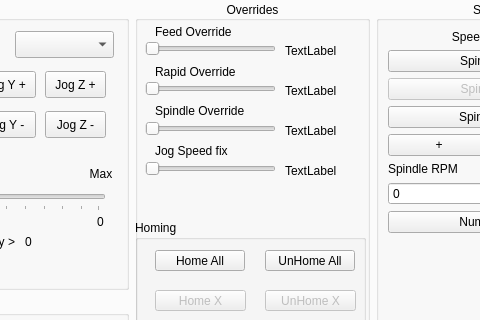
First picture: the form in examples/tom.ui, repository jethornton/flexgui, before the edit; both pictures show x 125 to 605 and y 187 to 507 of the 919 by 666 pixel window.
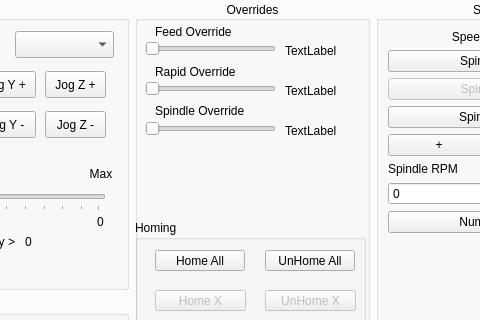
Second picture: the form after the edit. The open tabs and pages were chosen to show the change.

Commit message: remove jog speed lb

```diff
--- a/examples/tom.ui
+++ b/examples/tom.ui
@@ -381,19 +381,6 @@
             <enum>Qt::Horizontal</enum>
            </property>
           </widget>
-          <widget class="QLabel" name="label_19">
-           <property name="geometry">
-            <rect>
-             <x>20</x>
-             <y>140</y>
-             <width>131</width>
-             <height>20</height>
-            </rect>
-           </property>
-           <property name="text">
-            <string>Jog Speed fix</string>
-           </property>
-          </widget>
           <widget class="QLabel" name="label_12">
            <property name="geometry">
             <rect>
@@ -439,19 +426,6 @@
             <string>TextLabel</string>
            </property>
           </widget>
-          <widget class="QLabel" name="label_30">
-           <property name="geometry">
-            <rect>
-             <x>150</x>
-             <y>160</y>
-             <width>51</width>
-             <height>19</height>
-            </rect>
-           </property>
-           <property name="text">
-            <string>TextLabel</string>
-           </property>
-          </widget>
           <widget class="QSlider" name="rapid_override_sl">
            <property name="geometry">
             <rect>
@@ -478,19 +452,6 @@
             <string>Spindle Override</string>
            </property>
           </widget>
-          <widget class="QSlider" name="jog_speed_sl">
-           <property name="geometry">
-            <rect>
-             <x>10</x>
-             <y>160</y>
-             <width>131</width>
-             <height>16</height>
-            </rect>
-           </property>
-           <property name="orientation">
-            <enum>Qt::Horizontal</enum>
-           </property>
-          </widget>
           <widget class="QGroupBox" name="groupBox_8">
            <property name="geometry">
             <rect>
```
The commit also changes 2 other files.
